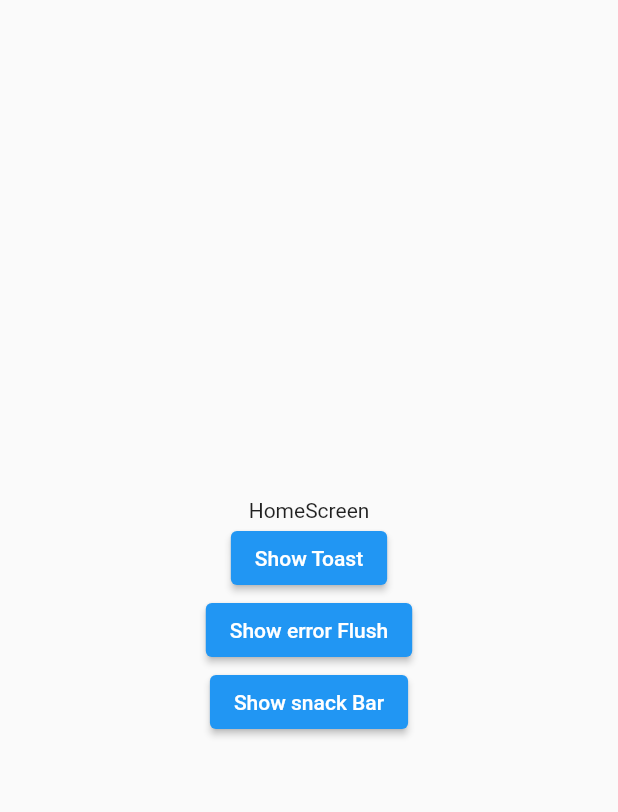
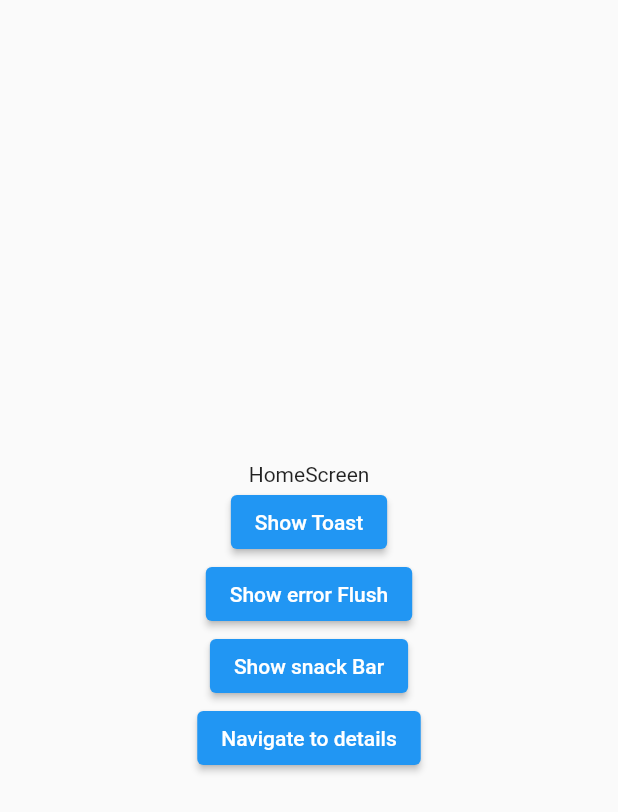
Before and after one commit to Tolulope05/flutter_provider_mvvm_state_mgt_two, a Flutter app: the HomeScreen screen opened by its route, on a phone screen of 412 x 824 dp. Shown: the top 812 px of the screen. Run offline on Flutter 3.47's test engine with Material 2 defaults, Android fonts, the phone set to English and light mode, and no system bars; our stand-ins replace another_flushbar, fluttertoast.

Commit message:
shifted navigation logics

```diff
--- a/lib/main.dart
+++ b/lib/main.dart
@@ -1,7 +1,6 @@
 import 'package:flutter/material.dart';
 import 'package:flutter_provider_mvvm_state_mgt_two/utils/routes/routes_name.dart';
 
-import './view/login_screen.dart';
 import 'utils/routes/routes.dart';
 
 void main() {
--- a/lib/utils/routes/routes.dart
+++ b/lib/utils/routes/routes.dart
@@ -2,6 +2,8 @@ import 'package:flutter/material.dart';
 import 'package:flutter_provider_mvvm_state_mgt_two/utils/routes/routes_name.dart';
 import 'package:flutter_provider_mvvm_state_mgt_two/view/home_screen.dart';
 import 'package:flutter_provider_mvvm_state_mgt_two/view/login_screen.dart';
+
+import '../../view/details_screen.dart';
 
 class Routes {
   static Route<dynamic> generateRoute(RouteSettings settings) {
@@ -14,6 +16,10 @@ class Routes {
         return MaterialPageRoute(
           builder: (BuildContext context) => const Loginscreen(),
         );
+      case RoutesName.details:
+        return MaterialPageRoute(
+          builder: (BuildContext context) => const Detailscreen(),
+        );
       default:
         return MaterialPageRoute(
           builder: (context) => const Scaffold(
--- a/lib/utils/routes/routes_name.dart
+++ b/lib/utils/routes/routes_name.dart
@@ -3,4 +3,6 @@ class RoutesName {
   static const String login = "LOGIN_SCREEN";
 //login screen route name
   static const String home = "HOME_SCREEN";
+  // dDetails screen routre name
+  static const String details = "DETAILS_SCREEN";
 }
--- a/lib/view/home_screen.dart
+++ b/lib/view/home_screen.dart
@@ -1,5 +1,6 @@
 import 'package:flutter/material.dart';
 import 'package:flutter_provider_mvvm_state_mgt_two/utils/general_utils.dart';
+import 'package:flutter_provider_mvvm_state_mgt_two/utils/routes/routes_name.dart';
 
 class HomeScreen extends StatelessWidget {
   const HomeScreen({Key? key}) : super(key: key);
@@ -32,6 +33,12 @@ class HomeScreen extends StatelessWidget {
               },
               child: const Text("Show snack Bar"),
             ),
+            ElevatedButton(
+              onPressed: () {
+                Navigator.pushNamed(context, RoutesName.details);
+              },
+              child: const Text("Navigate to details"),
+            ),
           ],
         ),
       ),
```
Also changed, not shown: lib/view/details_screen.dart (added, +19 -0 lines), lib/view/login_screen.dart (+1 -13 lines).
